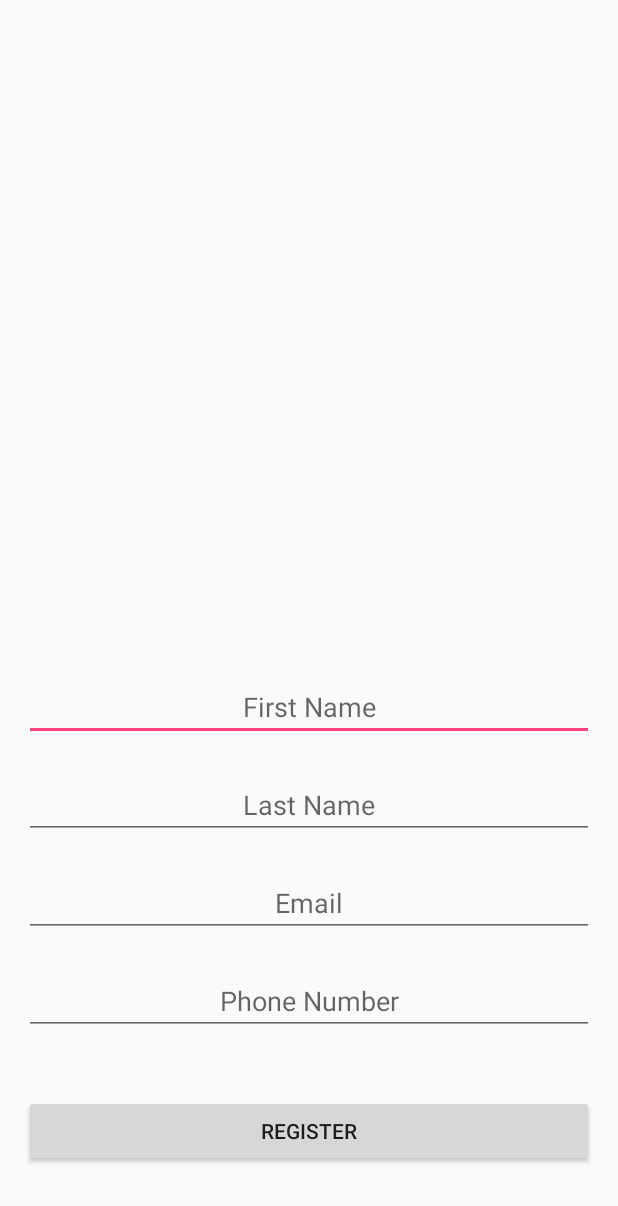
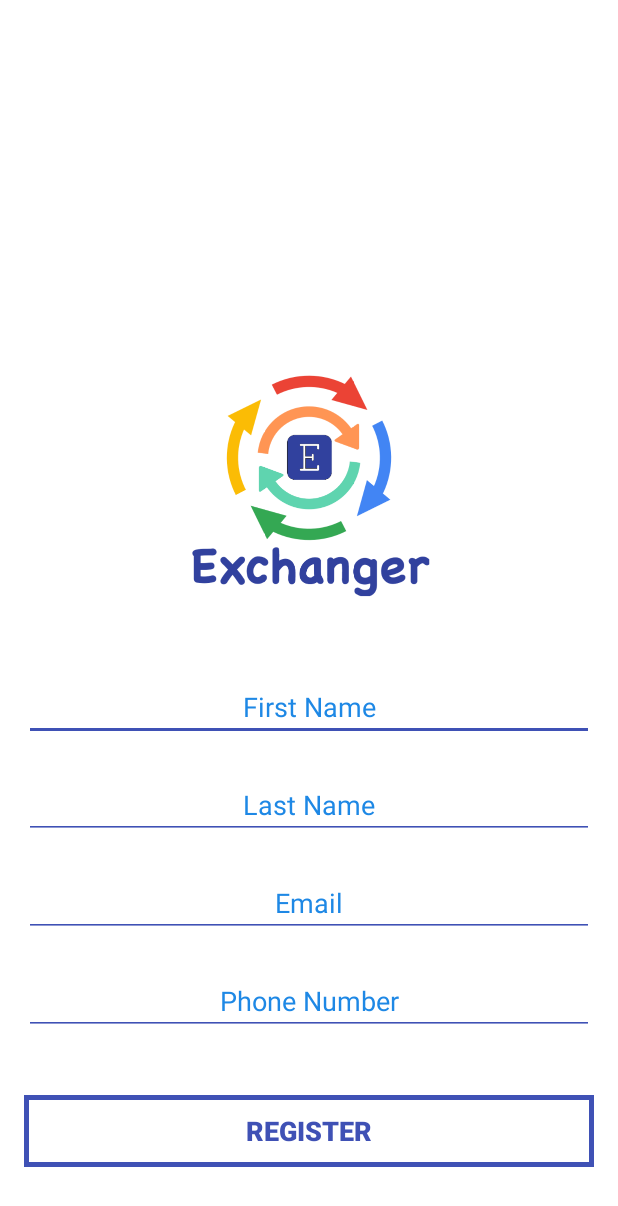
Before and after one commit to kavi707/Exchange-T, an Android app: the RegisterActivity screen opened directly, with no data from a screen before it, on a phone screen of 412 x 824 dp. Shown: the top 1206 px of the screen. Run offline under Robolectric (Android 15) with nearby library versions, the phone set to English and light mode, and no system bars; libraries missing offline, so code that uses them is left out: com.facebook, com.facebook.login, com.loopj.android, cz.msebera.android; 3 statements that could not run were skipped.

Commit message:
Update the register view with new colors and icons

```diff
--- a/app/src/main/res/layout/activity_register.xml
+++ b/app/src/main/res/layout/activity_register.xml
@@ -6,7 +6,18 @@
     android:layout_width="match_parent"
     android:layout_height="match_parent"
     android:padding="16dp"
+    android:background="@color/white"
     tools:context="com.kavi.droid.exchange.activities.RegisterActivity">
+
+    <ImageView
+        android:src="@drawable/e_app_icon_name"
+        android:gravity="center"
+        android:layout_above="@+id/firstNameEditText"
+        android:layout_marginBottom="40dp"
+        android:layout_alignParentStart="true"
+        android:layout_alignParentEnd="true"
+        android:layout_width="wrap_content"
+        android:layout_height="wrap_content" />
 
     <EditText
         android:id="@+id/firstNameEditText"
@@ -14,7 +25,10 @@
         android:layout_height="wrap_content"
         android:ems="10"
         android:inputType="textPersonName"
+        android:backgroundTint="@color/colorPrimary"
         android:hint="First Name"
+        android:textColor="@color/colorPrimary"
+        android:textColorHint="@color/i_have"
         android:gravity="center"
         android:layout_above="@+id/lastNameEditText"
         android:layout_marginBottom="20dp"
@@ -27,6 +41,9 @@
         android:layout_height="wrap_content"
         android:ems="10"
         android:inputType="textPersonName"
+        android:backgroundTint="@color/colorPrimary"
+        android:textColor="@color/colorPrimary"
+        android:textColorHint="@color/i_have"
         android:hint="Last Name"
         android:gravity="center"
         android:layout_above="@+id/emailEditText"
@@ -40,6 +57,9 @@
         android:layout_height="wrap_content"
         android:ems="10"
         android:hint="Email"
+        android:backgroundTint="@color/colorPrimary"
+        android:textColor="@color/colorPrimary"
+        android:textColorHint="@color/i_have"
         android:gravity="center"
         android:inputType="textEmailAddress"
         android:layout_above="@+id/numberEditText"
@@ -53,8 +73,11 @@
         android:layout_height="wrap_content"
         android:ems="10"
         android:hint="Phone Number"
+        android:textColor="@color/colorPrimary"
+        android:textColorHint="@color/i_have"
         android:gravity="center"
         android:inputType="phone"
+        android:backgroundTint="@color/colorPrimary"
         android:layout_above="@+id/saveDataBtn"
         android:layout_marginBottom="40dp"
         android:layout_alignParentStart="true"
@@ -62,11 +85,15 @@
 
     <Button
         android:id="@+id/saveDataBtn"
+        android:background="@drawable/style_border_square_b"
         android:layout_width="wrap_content"
         android:layout_height="wrap_content"
         android:layout_alignParentBottom="true"
         android:layout_marginBottom="30dp"
         android:text="Register"
+        android:textSize="18dp"
+        android:textStyle="bold"
+        android:textColor="@color/colorPrimary"
         android:layout_alignParentStart="true"
         android:layout_alignParentEnd="true" />
 </RelativeLayout>
```
